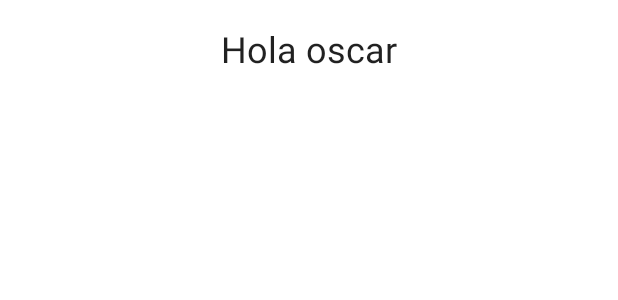
After one commit to oscargil80/firstleohilt, an Android app: the layout item_word.xml on its own in the app's theme, with its tools: preview values and no code run, on a phone screen of 412 x 824 dp. The commit adds this screen. Shown: the top 300 px of the screen. Run offline under Robolectric (Android 15) with nearby library versions, the phone set to English and light mode, and no system bars.

Commit message:
Dagger Hilt

```diff
--- a/app/build.gradle
+++ b/app/build.gradle
@@ -69,7 +69,7 @@ dependencies {
     //Room
     implementation 'androidx.room:room-ktx:2.2.5'
     implementation "androidx.room:room-runtime:2.2.5"
-    //kapt "androidx.room:room-compiler:2.2.5"
+    kapt "androidx.room:room-compiler:2.2.5"
 
     testImplementation 'junit:junit:4.+'
     androidTestImplementation 'androidx.test.ext:junit:1.1.2'
--- a/app/src/main/java/com/oscargil80/firstleohilt/Model/Word.kt
+++ b/app/src/main/java/com/oscargil80/firstleohilt/Model/Word.kt
@@ -3,10 +3,9 @@ package com.oscargil80.firstleohilt.Model
 import androidx.room.Entity
 import androidx.room.PrimaryKey
 
-@Entity
+@Entity(tableName = "words")
 data class Word(
     @PrimaryKey(autoGenerate = true)
     val id: Int,
     val word: String
-
 )
--- a/app/src/main/java/com/oscargil80/firstleohilt/WordRepository.kt
+++ b/app/src/main/java/com/oscargil80/firstleohilt/WordRepository.kt
@@ -1,8 +1,9 @@
 package com.oscargil80.firstleohilt
 
+import androidx.lifecycle.LiveData
 import com.oscargil80.firstleohilt.Model.Word
 
 interface WordRepository {
     suspend fun insertWords(word: Word)
-    suspend fun getAllWords(): List<Word>
+    fun getAllWords(): LiveData<List<Word>>
 }
--- a/app/src/main/java/com/oscargil80/firstleohilt/WordRepositoryImpl.kt
+++ b/app/src/main/java/com/oscargil80/firstleohilt/WordRepositoryImpl.kt
@@ -1,5 +1,6 @@
 package com.oscargil80.firstleohilt
 
+import androidx.lifecycle.LiveData
 import com.oscargil80.firstleohilt.Model.Word
 import com.oscargil80.firstleohilt.database.WordDAO
 
@@ -10,7 +11,7 @@ class WordRepositoryImpl(
         return wordDao.insertWord(word)
     }
 
-    override suspend fun getAllWords(): List<Word> {
+    override  fun getAllWords(): LiveData<List<Word>> {
         return wordDao.getAllWords()
     }
 }
--- a/app/src/main/java/com/oscargil80/firstleohilt/database/RoomModule.kt
+++ b/app/src/main/java/com/oscargil80/firstleohilt/database/RoomModule.kt
@@ -7,6 +7,7 @@ import dagger.Provides
 import dagger.hilt.InstallIn
 import dagger.hilt.android.qualifiers.ApplicationContext
 import dagger.hilt.components.SingletonComponent
+import javax.inject.Singleton
 
 
 @Module
--- a/app/src/main/java/com/oscargil80/firstleohilt/database/WordDAO.kt
+++ b/app/src/main/java/com/oscargil80/firstleohilt/database/WordDAO.kt
@@ -1,5 +1,6 @@
 package com.oscargil80.firstleohilt.database
 
+import androidx.lifecycle.LiveData
 import androidx.room.Dao
 import androidx.room.Insert
 import androidx.room.OnConflictStrategy
@@ -13,7 +14,7 @@ interface  WordDAO {
     @Insert(onConflict = OnConflictStrategy.REPLACE)
     suspend fun insertWord(word:Word)
 
-    @Query("SELECT * FROM word")
-    suspend fun getAllWords(): List<Word>
+    @Query("SELECT * FROM words")
+     fun getAllWords(): LiveData<List<Word>>
 
 }
--- /dev/null
+++ b/app/src/main/res/layout/item_word.xml
@@ -0,0 +1,32 @@
+<?xml version="1.0" encoding="utf-8"?>
+<layout xmlns:android="http://schemas.android.com/apk/res/android"
+    xmlns:tools="http://schemas.android.com/tools"
+    xmlns:app="http://schemas.android.com/apk/res-auto"
+
+    >
+
+    <data>
+       <variable
+           name="word"
+           type="com.oscargil80.firstleohilt.Model.Word" />
+    </data>
+
+    <androidx.constraintlayout.widget.ConstraintLayout
+        android:layout_width="match_parent"
+        android:layout_height="64dp">
+
+        <TextView
+            android:id="@+id/txtWord"
+            android:layout_width="wrap_content"
+            android:layout_height="wrap_content"
+            tools:text="Hola oscar"
+            android:text="@{word.word}"
+            app:layout_constraintTop_toTopOf="parent"
+            app:layout_constraintBottom_toBottomOf="parent"
+            app:layout_constraintEnd_toEndOf="parent"
+            app:layout_constraintStart_toStartOf="parent"
+            style="@style/TextAppearance.AppCompat.Headline"
+            />
+
+    </androidx.constraintlayout.widget.ConstraintLayout>
+</layout>
```
Also changed, not shown: app/src/main/java/com/oscargil80/firstleohilt/Adapter/WordAdapter.kt (added, +24 -0 lines), app/src/main/java/com/oscargil80/firstleohilt/Adapter/WordDiffUtill.kt (added, +18 -0 lines), app/src/main/java/com/oscargil80/firstleohilt/Adapter/WordViewHolder.kt (added, +19 -0 lines), app/src/main/java/com/oscargil80/firstleohilt/WordsActivity.kt (+23 -44 lines), app/src/main/java/com/oscargil80/firstleohilt/WordsViewModel.kt (+11 -5 lines), app/src/main/java/com/oscargil80/firstleohilt/di/MainModule.kt (deleted, +0 -49 lines), app/src/main/res/layout/activity_second.xml (deleted, +0 -19 lines).
